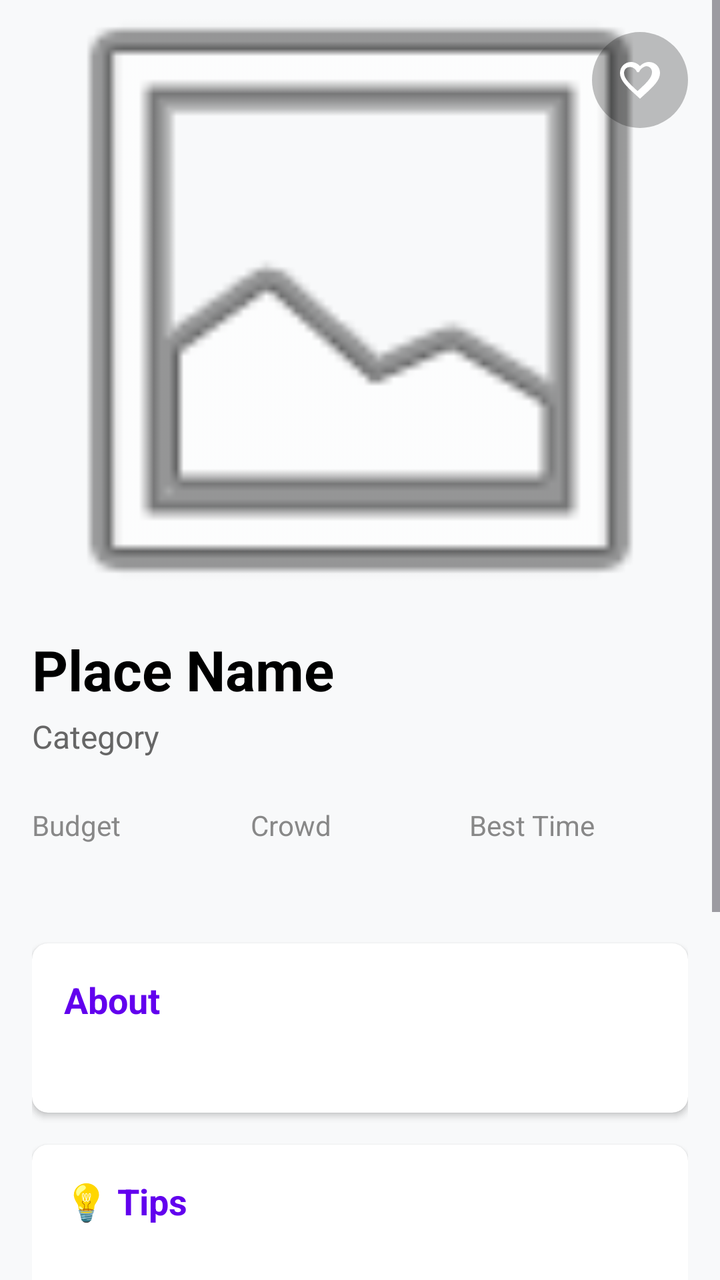
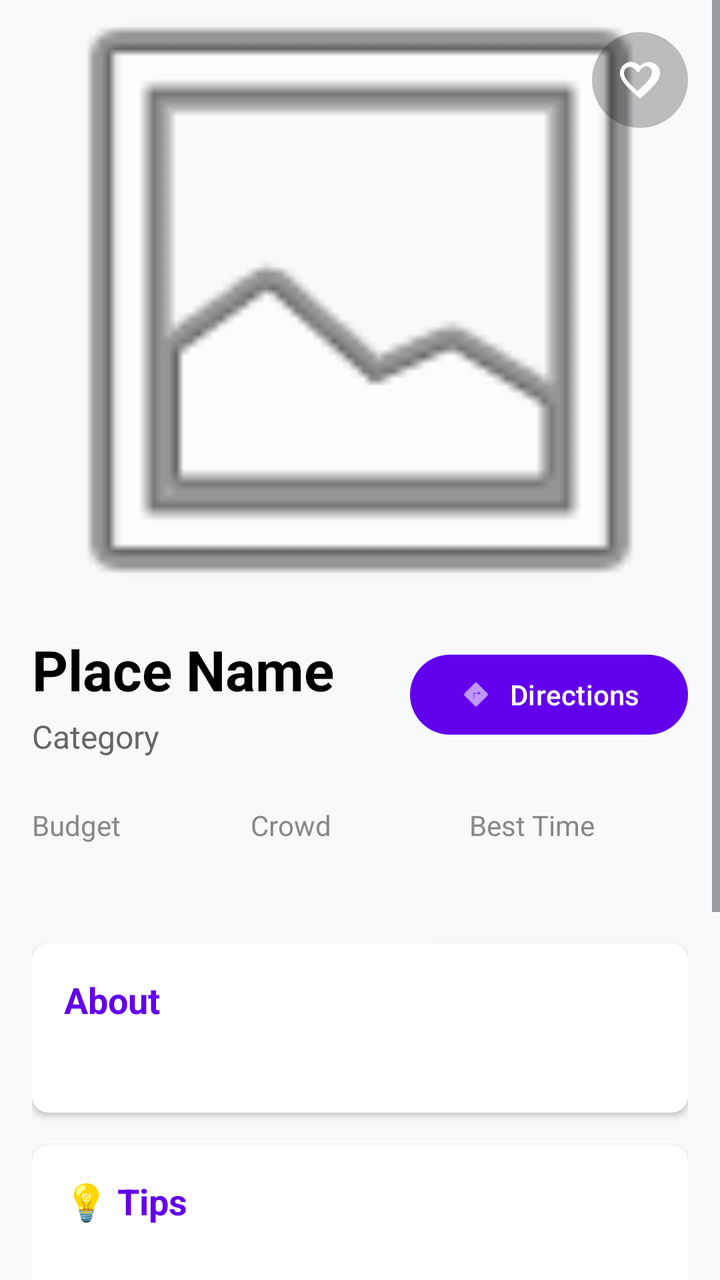

Screens rendered from an Android XML layout before and after an edit, with the pre-edit source and the edit as a unified diff.
<!-- AndroidManifest.xml: application theme Theme.TouristGuideApp -->
<!-- res/layout/activity_place_details.xml -->
<?xml version="1.0" encoding="utf-8"?>
<ScrollView xmlns:android="http://schemas.android.com/apk/res/android"
    xmlns:app="http://schemas.android.com/apk/res-auto"
    android:layout_width="match_parent"
    android:layout_height="match_parent"
    android:background="#F8F9FA"
    android:fillViewport="true">

    <LinearLayout
        android:layout_width="match_parent"
        android:layout_height="wrap_content"
        android:orientation="vertical">

        
        <FrameLayout
            android:layout_width="match_parent"
            android:layout_height="300dp">

            <ImageView
                android:id="@+id/detailImage"
                android:layout_width="match_parent"
                android:layout_height="match_parent"
                android:scaleType="centerCrop"
                android:src="@android:drawable/ic_menu_gallery" />

            
            <ImageView
                android:id="@+id/btnFavoriteDetails"
                android:layout_width="48dp"
                android:layout_height="48dp"
                android:layout_gravity="top|end"
                android:layout_margin="16dp"
                android:background="@drawable/bg_favorite_circle"
                android:padding="12dp"
                android:src="@drawable/ic_favorite_border"
                app:tint="@color/white" />
        </FrameLayout>

        <LinearLayout
            android:layout_width="match_parent"
            android:layout_height="wrap_content"
            android:orientation="vertical"
            android:padding="16dp">

            
            <TextView
                android:id="@+id/detailName"
                android:layout_width="match_parent"
                android:layout_height="wrap_content"
                android:textColor="@android:color/black"
                android:textSize="28sp"
                android:textStyle="bold"
                android:text="Place Name" />

            <TextView
                android:id="@+id/detailCategory"
                android:layout_width="wrap_content"
                android:layout_height="wrap_content"
                android:layout_marginTop="4dp"
                android:textColor="#666666"
                android:textSize="16sp"
                android:text="Category" />

            
            <LinearLayout
                android:layout_width="match_parent"
                android:layout_height="wrap_content"
                android:layout_marginTop="24dp"
                android:orientation="horizontal">

                <LinearLayout
                    android:layout_width="0dp"
                    android:layout_height="wrap_content"
                    android:layout_weight="1"
                    android:orientation="vertical">
                    <TextView
                        android:layout_width="wrap_content"
                        android:layout_height="wrap_content"
                        android:text="Budget"
                        android:textColor="#888888"
                        android:textSize="14sp" />
                    <TextView
                        android:id="@+id/detailBudget"
                        android:layout_width="wrap_content"
                        android:layout_height="wrap_content"
                        android:layout_marginTop="4dp"
                        android:textColor="@android:color/black"
                        android:textSize="16sp"
                        android:textStyle="bold" />
                </LinearLayout>

                <LinearLayout
                    android:layout_width="0dp"
                    android:layout_height="wrap_content"
                    android:layout_weight="1"
                    android:orientation="vertical">
                    <TextView
                        android:layout_width="wrap_content"
                        android:layout_height="wrap_content"
                        android:text="Crowd"
                        android:textColor="#888888"
                        android:textSize="14sp" />
                    <TextView
                        android:id="@+id/detailCrowd"
                        android:layout_width="wrap_content"
                        android:layout_height="wrap_content"
                        android:layout_marginTop="4dp"
                        android:textColor="@android:color/black"
                        android:textSize="16sp"
                        android:textStyle="bold" />
                </LinearLayout>

                <LinearLayout
                    android:layout_width="0dp"
                    android:layout_height="wrap_content"
                    android:layout_weight="1"
                    android:orientation="vertical">
                    <TextView
                        android:layout_width="wrap_content"
                        android:layout_height="wrap_content"
                        android:text="Best Time"
                        android:textColor="#888888"
                        android:textSize="14sp" />
                    <TextView
                        android:id="@+id/detailBestTime"
                        android:layout_width="wrap_content"
                        android:layout_height="wrap_content"
                        android:layout_marginTop="4dp"
                        android:textColor="@android:color/black"
                        android:textSize="16sp"
                        android:textStyle="bold" />
                </LinearLayout>
            </LinearLayout>

            
            <androidx.cardview.widget.CardView
                android:layout_width="match_parent"
                android:layout_height="wrap_content"
                android:layout_marginTop="24dp"
                app:cardCornerRadius="8dp"
                app:cardElevation="2dp">
                <LinearLayout
                    android:layout_width="match_parent"
                    android:layout_height="wrap_content"
                    android:orientation="vertical"
                    android:padding="16dp">
                    <TextView
                        android:layout_width="wrap_content"
                        android:layout_height="wrap_content"
                        android:text="About"
                        android:textColor="@color/primary"
                        android:textSize="18sp"
                        android:textStyle="bold" />
                    <TextView
                        android:id="@+id/detailDescription"
                        android:layout_width="match_parent"
                        android:layout_height="wrap_content"
                        android:layout_marginTop="8dp"
                        android:lineSpacingExtra="4dp"
                        android:textColor="#444444"
                        android:textSize="15sp" />
                </LinearLayout>
            </androidx.cardview.widget.CardView>

            
            <androidx.cardview.widget.CardView
                android:layout_width="match_parent"
                android:layout_height="wrap_content"
                android:layout_marginTop="16dp"
                app:cardCornerRadius="8dp"
                app:cardElevation="2dp">
                <LinearLayout
                    android:layout_width="match_parent"
                    android:layout_height="wrap_content"
                    android:orientation="vertical"
                    android:padding="16dp">
                    <TextView
                        android:layout_width="wrap_content"
                        android:layout_height="wrap_content"
                        android:text="💡 Tips"
                        android:textColor="@color/primary"
                        android:textSize="18sp"
                        android:textStyle="bold" />
                    <TextView
                        android:id="@+id/detailTips"
                        android:layout_width="match_parent"
                        android:layout_height="wrap_content"
                        android:layout_marginTop="8dp"
                        android:textColor="#444444"
                        android:textSize="15sp" />
                </LinearLayout>
            </androidx.cardview.widget.CardView>

            
            <androidx.cardview.widget.CardView
                android:layout_width="match_parent"
                android:layout_height="wrap_content"
                android:layout_marginTop="16dp"
                app:cardCornerRadius="8dp"
                app:cardElevation="2dp">
                <LinearLayout
                    android:layout_width="match_parent"
                    android:layout_height="wrap_content"
                    android:orientation="vertical"
                    android:padding="16dp">
                    <TextView
                        android:layout_width="wrap_content"
                        android:layout_height="wrap_content"
                        android:text="🎯 Fun Fact"
                        android:textColor="@color/primary"
                        android:textSize="18sp"
                        android:textStyle="bold" />
                    <TextView
                        android:id="@+id/detailFunFact"
                        android:layout_width="match_parent"
                        android:layout_height="wrap_content"
                        android:layout_marginTop="8dp"
                        android:textColor="#444444"
                        android:textSize="15sp" />
                </LinearLayout>
            </androidx.cardview.widget.CardView>

            
            <androidx.cardview.widget.CardView
                android:layout_width="match_parent"
                android:layout_height="wrap_content"
                android:layout_marginTop="16dp"
                android:layout_marginBottom="24dp"
                app:cardCornerRadius="8dp"
                app:cardElevation="2dp">
                <LinearLayout
                    android:layout_width="match_parent"
                    android:layout_height="wrap_content"
                    android:orientation="vertical"
                    android:padding="16dp">
                    <TextView
                        android:layout_width="wrap_content"
                        android:layout_height="wrap_content"
                        android:text="🚉 Nearby"
                        android:textColor="@color/primary"
                        android:textSize="18sp"
                        android:textStyle="bold" />
                    <TextView
                        android:id="@+id/detailStation"
                        android:layout_width="match_parent"
                        android:layout_height="wrap_content"
                        android:layout_marginTop="8dp"
                        android:textColor="#444444"
                        android:textSize="15sp" />
                </LinearLayout>
            </androidx.cardview.widget.CardView>

        </LinearLayout>
    </LinearLayout>
</ScrollView>
<!-- resources referenced by this layout -->
<resources>
  <color name="primary">#6200EE</color>
  <color name="white">#FFFFFF</color>
  <!-- drawable bg_favorite_circle (drawable) -->
  <?xml version="1.0" encoding="utf-8"?>
  <shape xmlns:android="http://schemas.android.com/apk/res/android"
      android:shape="oval">
      <solid android:color="#40000000" />
  </shape>
  <!-- drawable ic_favorite_border (drawable) -->
  <vector xmlns:android="http://schemas.android.com/apk/res/android"
      android:width="24dp"
      android:height="24dp"
      android:viewportWidth="24"
      android:viewportHeight="24"
      android:tint="?attr/colorControlNormal">
    <path
        android:fillColor="@android:color/white"
        android:pathData="M16.5,3c-1.74,0 -3.41,0.81 -4.5,2.09C10.91,3.81 9.24,3 7.5,3 4.42,3 2,5.42 2,8.5c0,3.78 3.4,6.86 8.55,11.54L12,21.35l1.45,-1.32C18.6,15.36 22,12.28 22,8.5 22,5.42 19.58,3 16.5,3zM12.1,18.55l-0.1,0.1 -0.1,-0.1C7.14,14.24 4,11.39 4,8.5c0,-1.74 1.26,-3 3,-3 1.52,0 2.97,1.09 3.5,2.58h1.01c0.53,-1.48 1.98,-2.58 3.5,-3 1.74,0 3,1.26 3,3 0,2.89 -3.14,5.74 -7.9,10.05z"/>
  </vector>
  <style name="Theme.TouristGuideApp" parent="Base.Theme.TouristGuideApp" />
  <style name="Base.Theme.TouristGuideApp" parent="Theme.Material3.Light.NoActionBar">
          
          <item name="colorPrimary">@color/primary</item>
          <item name="colorPrimaryVariant">@color/primary_dark</item>
          <item name="colorAccent">@color/accent</item>
  
          
          <item name="android:statusBarColor">@color/bg_light</item>
          <item name="android:windowLightStatusBar" tools:targetApi="m">true</item>
  
          
          <item name="android:windowBackground">@color/bg_light</item>
      </style>
  <color name="primary_dark">#3700B3</color>
  <color name="accent">#03DAC5</color>
  <color name="bg_light">#F8F9FA</color>
</resources>

<!-- the commit's change to res/layout/activity_place_details.xml (unified diff, before → after) -->
@@ -42,24 +42,49 @@
             android:orientation="vertical"
             android:padding="16dp">
 
-            
-            <TextView
-                android:id="@+id/detailName"
-                android:layout_width="match_parent"
-                android:layout_height="wrap_content"
-                android:textColor="@android:color/black"
-                android:textSize="28sp"
-                android:textStyle="bold"
-                android:text="Place Name" />
-
-            <TextView
-                android:id="@+id/detailCategory"
-                android:layout_width="wrap_content"
-                android:layout_height="wrap_content"
-                android:layout_marginTop="4dp"
-                android:textColor="#666666"
-                android:textSize="16sp"
-                android:text="Category" />
+            <RelativeLayout
+                android:layout_width="match_parent"
+                android:layout_height="wrap_content">
+
+                <LinearLayout
+                    android:layout_width="wrap_content"
+                    android:layout_height="wrap_content"
+                    android:layout_alignParentStart="true"
+                    android:layout_toStartOf="@+id/btnDirections"
+                    android:orientation="vertical">
+
+                    
+                    <TextView
+                        android:id="@+id/detailName"
+                        android:layout_width="wrap_content"
+                        android:layout_height="wrap_content"
+                        android:textColor="@android:color/black"
+                        android:textSize="28sp"
+                        android:textStyle="bold"
+                        android:text="Place Name" />
+
+                    <TextView
+                        android:id="@+id/detailCategory"
+                        android:layout_width="wrap_content"
+                        android:layout_height="wrap_content"
+                        android:layout_marginTop="4dp"
+                        android:textColor="#666666"
+                        android:textSize="16sp"
+                        android:text="Category" />
+                </LinearLayout>
+
+                <com.google.android.material.button.MaterialButton
+                    android:id="@+id/btnDirections"
+                    android:layout_width="wrap_content"
+                    android:layout_height="wrap_content"
+                    android:layout_alignParentEnd="true"
+                    android:layout_centerVertical="true"
+                    android:text="Directions"
+                    android:textAllCaps="false"
+                    app:cornerRadius="20dp"
+                    app:icon="@android:drawable/ic_menu_directions" />
+
+            </RelativeLayout>
 
             
             <LinearLayout
